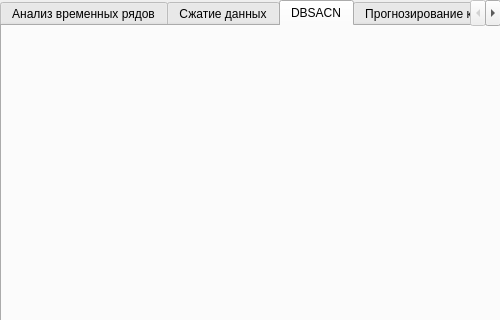
Old version of the form Sources/Main.ui in the repository ArbiterOfJudgement/DM; both pictures show x 0 to 500 and y 0 to 320 of the 500 by 755 pixel window.
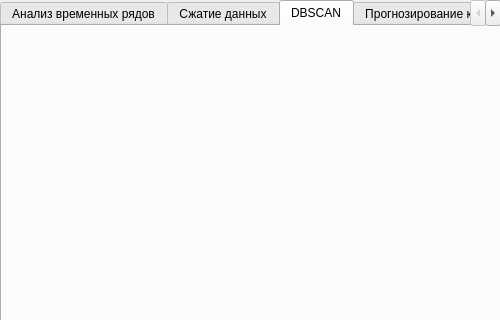
New version of the form. The open tabs and pages were chosen to show the change.

```diff
--- a/Sources/Main.ui
+++ b/Sources/Main.ui
@@ -267,7 +267,7 @@
          <cursorShape>ArrowCursor</cursorShape>
         </property>
         <attribute name="title">
-         <string>DBSACN</string>
+         <string>DBSCAN</string>
         </attribute>
        </widget>
        <widget class="QWidget" name="RNN_tab">
```
Left out of the diff: 2 changed lines with no effect on the pictures.
